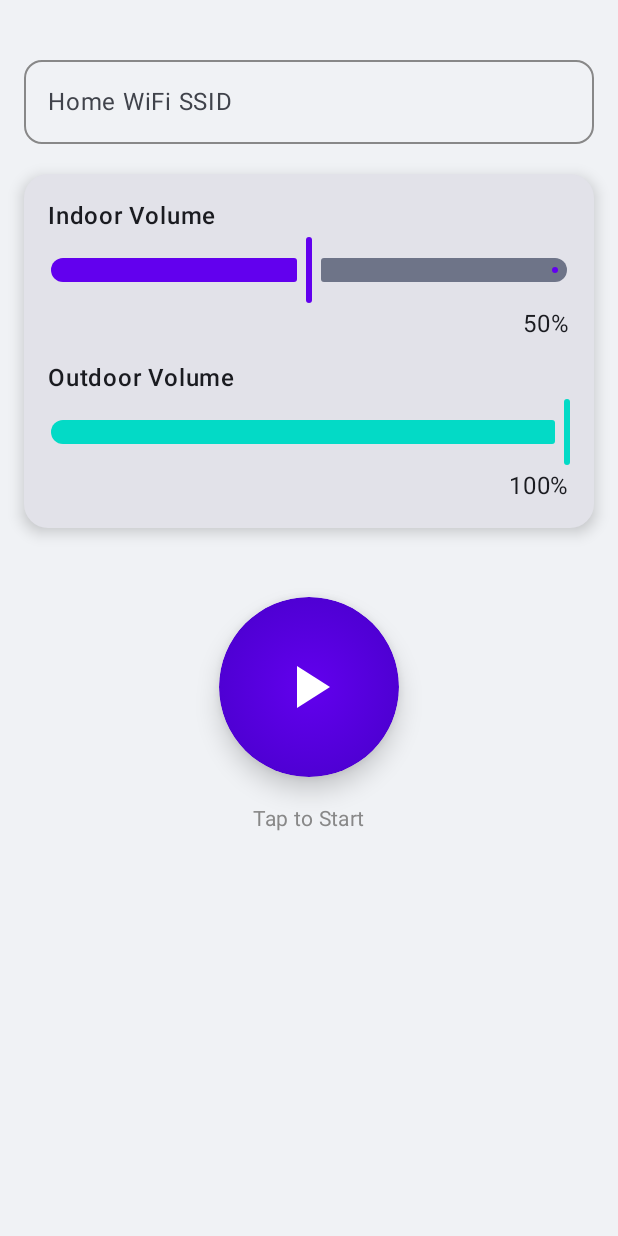
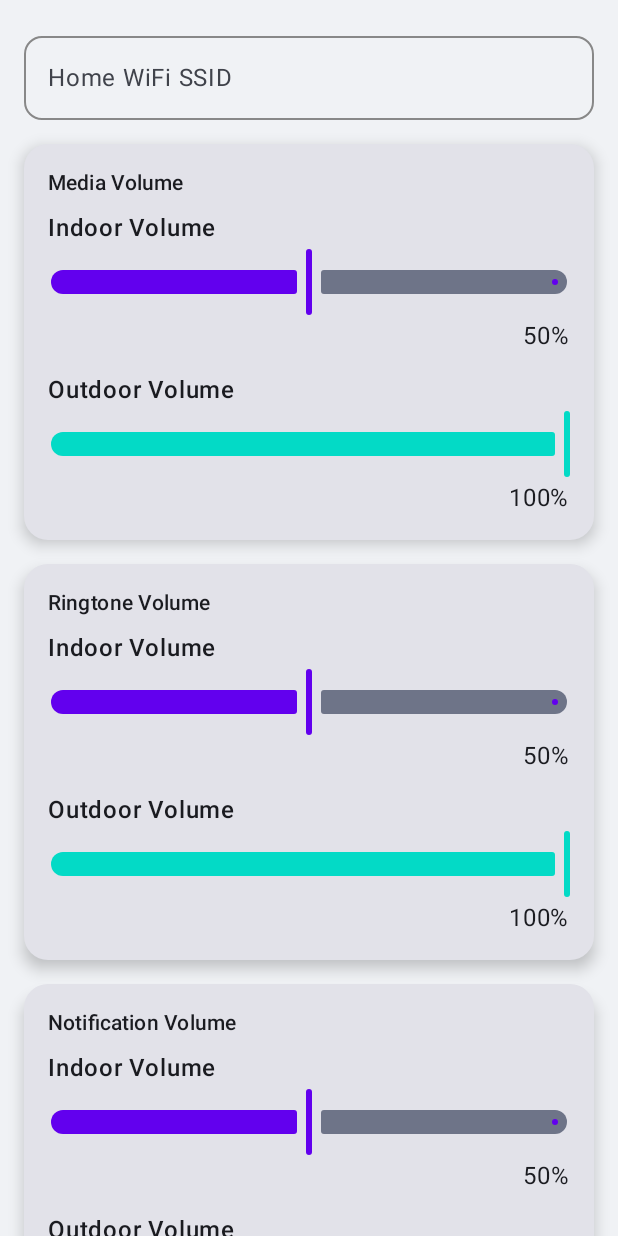
Before and after one commit to mfcc168/WVC, an Android app built with Jetpack Compose: the screen it shows after launch (MainActivity), on a phone screen of 412 x 824 dp. Run offline under Robolectric (Android 15) with nearby library versions, the phone set to English and light mode, and no system bars.

Commit message:
modify all volume settings

```diff
--- a/app/src/main/java/com/lafarge/wvc/MainActivity.kt
+++ b/app/src/main/java/com/lafarge/wvc/MainActivity.kt
@@ -19,8 +19,10 @@ import androidx.compose.animation.core.tween
 import androidx.compose.foundation.background
 import androidx.compose.foundation.clickable
 import androidx.compose.foundation.layout.*
+import androidx.compose.foundation.rememberScrollState
 import androidx.compose.foundation.shape.CircleShape
 import androidx.compose.foundation.shape.RoundedCornerShape
+import androidx.compose.foundation.verticalScroll
 import androidx.compose.material.icons.Icons
 import androidx.compose.material.icons.filled.PlayArrow
 import androidx.compose.material3.*
@@ -33,10 +35,8 @@ import androidx.compose.ui.draw.shadow
 import androidx.compose.ui.graphics.Brush
 import androidx.compose.ui.graphics.Color
 import androidx.compose.ui.graphics.graphicsLayer
-import androidx.compose.ui.text.TextStyle
 import androidx.compose.ui.text.font.FontWeight
 import androidx.compose.ui.unit.dp
-import androidx.compose.ui.unit.sp
 import androidx.core.app.NotificationChannelCompat
 import androidx.core.app.NotificationManagerCompat
 import com.lafarge.wvc.ui.theme.WVCTheme
@@ -110,7 +110,6 @@ class MainActivity : ComponentActivity() {
     ) {
         val transition = rememberInfiniteTransition(label = "pulse")
 
-        // Pulsing animation
         val pulseScale by transition.animateFloat(
             initialValue = 1f,
             targetValue = 1.1f,
@@ -121,7 +120,6 @@ class MainActivity : ComponentActivity() {
             label = "scale"
         )
 
-        // Glow animation
         val glowAlpha by transition.animateFloat(
             initialValue = 0.3f,
             targetValue = 0.6f,
@@ -137,10 +135,8 @@ class MainActivity : ComponentActivity() {
 
         Box(
             contentAlignment = Alignment.Center,
-            modifier = Modifier
-                .size(140.dp)
+            modifier = Modifier.size(140.dp)
         ) {
-            // Glowing aura
             Box(
                 modifier = Modifier
                     .size(140.dp)
@@ -158,7 +154,6 @@ class MainActivity : ComponentActivity() {
                     )
             )
 
-            // Donut button
             Box(
                 contentAlignment = Alignment.Center,
                 modifier = Modifier
@@ -198,31 +193,71 @@ class MainActivity : ComponentActivity() {
         }
     }
 
+    @Composable
+    fun VolumeControlCard(
+        title: String,
+        indoorVolume: Int,
+        outdoorVolume: Int,
+        onIndoorChange: (Int) -> Unit,
+        onOutdoorChange: (Int) -> Unit
+    ) {
+        Card(
+            elevation = CardDefaults.cardElevation(6.dp),
+            shape = RoundedCornerShape(16.dp),
+            modifier = Modifier.fillMaxWidth()
+        ) {
+            Column(modifier = Modifier.padding(16.dp)) {
+                Text(title, fontWeight = FontWeight.SemiBold, style = MaterialTheme.typography.titleSmall)
 
+                Spacer(modifier = Modifier.height(8.dp))
 
+                Text("Indoor Volume", fontWeight = FontWeight.Medium)
+                Slider(
+                    value = indoorVolume.toFloat(),
+                    onValueChange = { onIndoorChange(it.toInt()) },
+                    valueRange = 0f..100f,
+                    colors = SliderDefaults.colors(
+                        activeTrackColor = Color(0xFF6200EE),
+                        thumbColor = Color(0xFF6200EE)
+                    )
+                )
+                Text("${indoorVolume}%", modifier = Modifier.align(Alignment.End))
 
+                Spacer(modifier = Modifier.height(12.dp))
 
+                Text("Outdoor Volume", fontWeight = FontWeight.Medium)
+                Slider(
+                    value = outdoorVolume.toFloat(),
+                    onValueChange = { onOutdoorChange(it.toInt()) },
+                    valueRange = 0f..100f,
+                    colors = SliderDefaults.colors(
+                        activeTrackColor = Color(0xFF03DAC6),
+                        thumbColor = Color(0xFF03DAC6)
+                    )
+                )
+                Text("${outdoorVolume}%", modifier = Modifier.align(Alignment.End))
+            }
+        }
+    }
     @Composable
     fun MainScreen() {
         Surface(
             modifier = Modifier.fillMaxSize(),
-            color = Color(0xFFF0F2F5) // soft background color
+            color = Color(0xFFF0F2F5)
         ) {
-
             Column(
                 modifier = Modifier
                     .fillMaxSize()
-                    .padding(top = 32.dp, start = 16.dp, end = 16.dp),
-                verticalArrangement = Arrangement.spacedBy(20.dp)
+                    .verticalScroll(rememberScrollState())
+                    .padding(16.dp),
+                verticalArrangement = Arrangement.spacedBy(16.dp)
             ) {
-
                 // SSID Input
                 OutlinedTextField(
                     value = currentSSID.value,
                     onValueChange = { currentSSID.value = it },
                     label = { Text("Home WiFi SSID") },
-                    modifier = Modifier
-                        .fillMaxWidth(),
+                    modifier = Modifier.fillMaxWidth(),
                     singleLine = true,
                     shape = RoundedCornerShape(12.dp),
                     colors = OutlinedTextFieldDefaults.colors(
@@ -233,55 +268,96 @@ class MainActivity : ComponentActivity() {
                     )
                 )
 
-                // Volume controls grouped
-                Card(
-                    elevation = CardDefaults.cardElevation(6.dp),
-                    shape = RoundedCornerShape(16.dp),
-                    modifier = Modifier.fillMaxWidth()
-                ) {
-                    Column(modifier = Modifier.padding(16.dp)) {
-                        Text("Indoor Volume", fontWeight = FontWeight.SemiBold)
-                        Slider(
-                            value = indoorVolume.value.toFloat(),
-                            onValueChange = {
-                                indoorVolume.value = it.toInt()
-                                sharedPrefs.edit().putInt("INDOOR_VOLUME", it.toInt()).apply()
-                                            },
-                            valueRange = 0f..100f,
-                            colors = SliderDefaults.colors(
-                                activeTrackColor = Color(0xFF6200EE),
-                                thumbColor = Color(0xFF6200EE)
-                            )
-                        )
-                        Text("${indoorVolume.value}%", modifier = Modifier.align(Alignment.End))
+                // Volume Control Cards
+                VolumeControlCard(
+                    title = "Media Volume",
+                    indoorVolume = mediaIndoorVolume.value,
+                    outdoorVolume = mediaOutdoorVolume.value,
+                    onIndoorChange = {
+                        mediaIndoorVolume.value = it
+                        sharedPrefs.edit().putInt("MEDIA_INDOOR_VOLUME", it).apply()
+                    },
+                    onOutdoorChange = {
+                        mediaOutdoorVolume.value = it
+                        sharedPrefs.edit().putInt("MEDIA_OUTDOOR_VOLUME", it).apply()
+                    }
+                )
 
-                        Spacer(modifier = Modifier.height(12.dp))
+                VolumeControlCard(
+                    title = "Ringtone Volume",
+                    indoorVolume = ringtoneIndoorVolume.value,
+                    outdoorVolume = ringtoneOutdoorVolume.value,
+                    onIndoorChange = {
+                        ringtoneIndoorVolume.value = it
+                        sharedPrefs.edit().putInt("RINGTONE_INDOOR_VOLUME", it).apply()
+                    },
+                    onOutdoorChange = {
+                        ringtoneOutdoorVolume.value = it
+                        sharedPrefs.edit().putInt("RINGTONE_OUTDOOR_VOLUME", it).apply()
+                    }
+                )
 
-                        Text("Outdoor Volume", fontWeight = FontWeight.SemiBold)
-                        Slider(
-                            value = outdoorVolume.value.toFloat(),
-                            onValueChange = {
-                                outdoorVolume.value = it.toInt()
-                                sharedPrefs.edit().putInt("OUTDOOR_VOLUME", it.toInt()).apply()
-                                            },
-                            valueRange = 0f..100f,
-                            colors = SliderDefaults.colors(
-                                activeTrackColor = Color(0xFF03DAC6),
-                                thumbColor = Color(0xFF03DAC6)
-                            )
-                        )
-                        Text("${outdoorVolume.value}%", modifier = Modifier.align(Alignment.End))
+                VolumeControlCard(
+                    title = "Notification Volume",
+                    indoorVolume = notificationIndoorVolume.value,
+                    outdoorVolume = notificationOutdoorVolume.value,
+                    onIndoorChange = {
+                        notificationIndoorVolume.value = it
+                        sharedPrefs.edit().putInt("NOTIFICATION_INDOOR_VOLUME", it).apply()
+                    },
+                    onOutdoorChange = {
+                        notificationOutdoorVolume.value = it
+                        sharedPrefs.edit().putInt("NOTIFICATION_OUTDOOR_VOLUME", it).apply()
                     }
-                }
+                )
 
+                VolumeControlCard(
+                    title = "System Volume",
+                    indoorVolume = systemIndoorVolume.value,
+                    outdoorVolume = systemOutdoorVolume.value,
+                    onIndoorChange = {
+                        systemIndoorVolume.value = it
+                        sharedPrefs.edit().putInt("SYSTEM_INDOOR_VOLUME", it).apply()
+                    },
+                    onOutdoorChange = {
+                        systemOutdoorVolume.value = it
+                        sharedPrefs.edit().putInt("SYSTEM_OUTDOOR_VOLUME", it).apply()
+                    }
+                )
 
+                VolumeControlCard(
+                    title = "Call Volume",
+                    indoorVolume = callIndoorVolume.value,
+                    outdoorVolume = callOutdoorVolume.value,
+                    onIndoorChange = {
+                        callIndoorVolume.value = it
+                        sharedPrefs.edit().putInt("CALL_INDOOR_VOLUME", it).apply()
+                    },
+                    onOutdoorChange = {
+                        callOutdoorVolume.value = it
+                        sharedPrefs.edit().putInt("CALL_OUTDOOR_VOLUME", it).apply()
+                    }
+                )
 
+                VolumeControlCard(
+                    title = "Alarm Volume",
+                    indoorVolume = alarmIndoorVolume.value,
+                    outdoorVolume = alarmOutdoorVolume.value,
+                    onIndoorChange = {
+                        alarmIndoorVolume.value = it
+                        sharedPrefs.edit().putInt("ALARM_INDOOR_VOLUME", it).apply()
+                    },
+                    onOutdoorChange = {
+                        alarmOutdoorVolume.value = it
+                        sharedPrefs.edit().putInt("ALARM_OUTDOOR_VOLUME", it).apply()
+                    }
+                )
 
-
+                // Scan Button
                 Column(
                     modifier = Modifier
                         .fillMaxWidth()
-                        .padding(top = 16.dp),
+                        .padding(top = 16.dp, bottom = 32.dp),
                     horizontalAlignment = Alignment.CenterHorizontally
                 ) {
                     DonutToggleButton(
@@ -302,11 +378,9 @@ class MainActivity : ComponentActivity() {
                         color = Color.Gray
                     )
                 }
-
             }
         }
     }
-
 
     override fun onDestroy() {
         super.onDestroy()
@@ -315,8 +389,18 @@ class MainActivity : ComponentActivity() {
 
     companion object {
         var currentSSID = mutableStateOf("")
-        var indoorVolume = mutableStateOf(50)
-        var outdoorVolume = mutableStateOf(100)
+        var mediaIndoorVolume = mutableStateOf(50)
+        var mediaOutdoorVolume = mutableStateOf(100)
+        var ringtoneIndoorVolume = mutableStateOf(50)
+        var ringtoneOutdoorVolume = mutableStateOf(100)
+        var notificationIndoorVolume = mutableStateOf(50)
+        var notificationOutdoorVolume = mutableStateOf(100)
+        var systemIndoorVolume = mutableStateOf(50)
+        var systemOutdoorVolume = mutableStateOf(100)
+        var callIndoorVolume = mutableStateOf(50)
+        var callOutdoorVolume = mutableStateOf(100)
+        var alarmIndoorVolume = mutableStateOf(50)
+        var alarmOutdoorVolume = mutableStateOf(100)
         var isScanning = mutableStateOf(false)
     }
 }
```
Also changed, not shown: app/src/main/java/com/lafarge/wvc/WiFiScanService.kt (+22 -15 lines).
